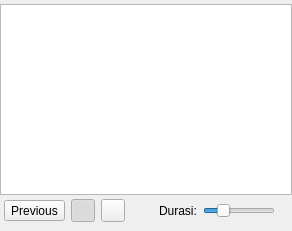
This is master/src/SlideshowPanel.ui in rudihartono7/veyon as Qt 5 draws it before an edit. The edited form follows.
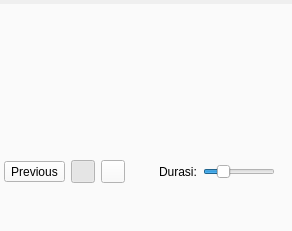
This is the edited form. Icons and pictures are not drawn. Custom widgets are drawn as their Qt base class.

```diff
--- a/master/src/SlideshowPanel.ui
+++ b/master/src/SlideshowPanel.ui
@@ -27,10 +27,17 @@
     <number>0</number>
    </property>
    <item>
-    <widget class="ComputerMonitoringWidget" name="monitoringWidget"/>
+    <widget class="ComputerMonitoringWidget" name="monitoringWidget" native="true">
+     <property name="styleSheet">
+      <string notr="true">background-color: #FAFAFA;</string>
+     </property>
+    </widget>
    </item>
    <item>
     <widget class="QWidget" name="widget" native="true">
+     <property name="styleSheet">
+      <string notr="true">background-color: #FAFAFA;</string>
+     </property>
      <layout class="QHBoxLayout" name="horizontalLayout">
       <property name="leftMargin">
        <number>4</number>
@@ -141,7 +148,7 @@
  <customwidgets>
   <customwidget>
    <class>ComputerMonitoringWidget</class>
-   <extends>QListView</extends>
+   <extends>QWidget</extends>
    <header>ComputerMonitoringWidget.h</header>
    <container>1</container>
   </customwidget>
```
